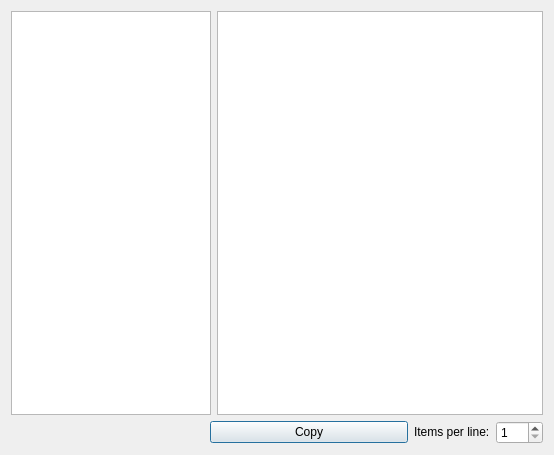
First picture: the form in src/gui/Src/Gui/DataCopyDialog.ui, repository x64dbg/x64dbg, before the edit.
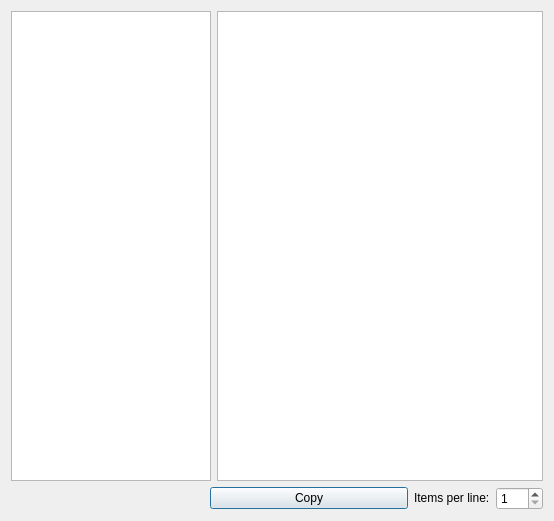
Second picture: the form after the edit. Icons and pictures are not drawn.

Commit message: ASM styles added

```diff
--- a/src/gui/Src/Gui/DataCopyDialog.ui
+++ b/src/gui/Src/Gui/DataCopyDialog.ui
@@ -7,7 +7,7 @@
     <x>0</x>
     <y>0</y>
     <width>554</width>
-    <height>455</height>
+    <height>521</height>
    </rect>
   </property>
   <property name="windowTitle">
```
The commit also changes 2 other files.
